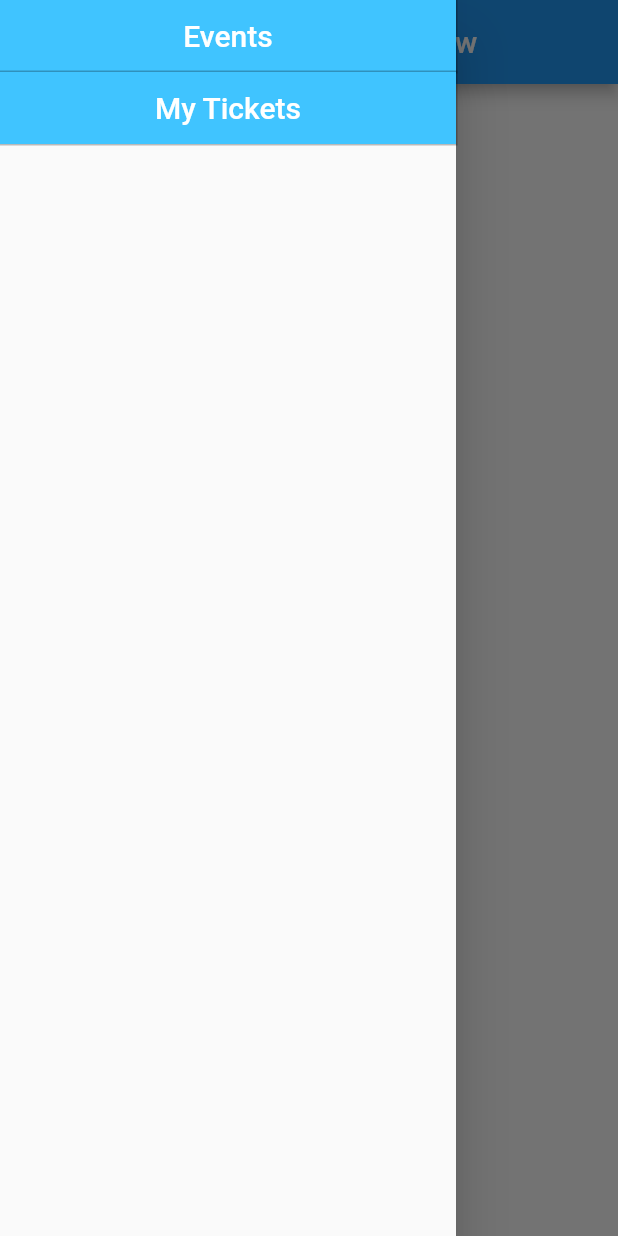
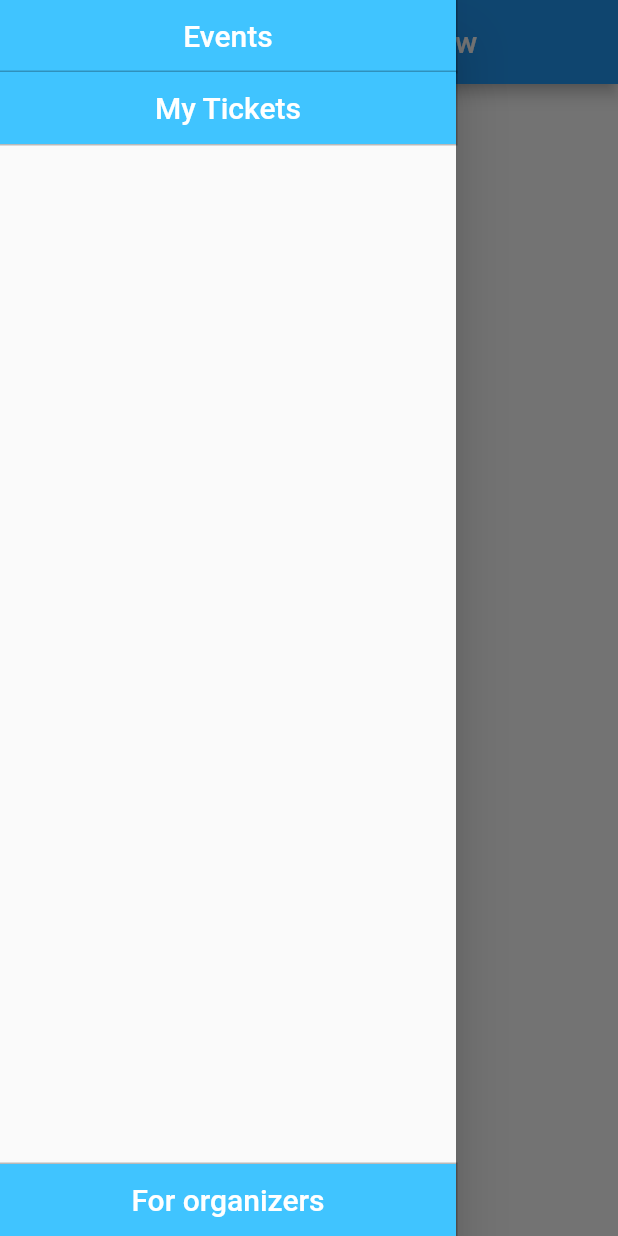
Before and after one commit to LindvedKrvang/UngcampSignup, a Flutter app: the Events screen opened by its route, with the side drawer open, on a phone screen of 412 x 824 dp. Run offline on Flutter 3.47's test engine with Material 2 defaults, Android fonts, the phone set to English and light mode, and no system bars; our stand-ins replace firebase_auth, firebase_core; accounts and stored records are empty.

Commit message:
Able to log in as an Organizer

```diff
--- a/lib/models/routes.dart
+++ b/lib/models/routes.dart
@@ -1,13 +1,15 @@
-import 'package:flutter/material.dart';
 import 'package:ungcamp_signup/screens/events_screen.dart';
 import 'package:ungcamp_signup/screens/my-tickets.dart';
+import 'package:ungcamp_signup/screens/organizer-login-screen.dart';
 
 var routes = {
   kHomeRoute: (context) => Events(),
   kEventsRoute: (context) => Events(),
   kMyTicketsRoute: (context) => MyTickets(),
+  kOrganizerLoginRoute: (context) => OrganizerLogin(),
 };
 
 const kHomeRoute = '/';
 const kEventsRoute = '/events';
 const kMyTicketsRoute = '/myTickets';
+const kOrganizerLoginRoute = '/organizer/login';
--- a/lib/screens/events_screen.dart
+++ b/lib/screens/events_screen.dart
@@ -1,4 +1,6 @@
+import 'package:firebase_auth/firebase_auth.dart';
 import 'package:flutter/material.dart';
+import 'package:ungcamp_signup/models/auth-details.dart';
 import 'package:ungcamp_signup/screens/sidebar-drawer.dart';
 
 class Events extends StatefulWidget {
@@ -9,6 +11,22 @@ class Events extends StatefulWidget {
 }
 
 class _EventsState extends State<Events> {
+
+  final _auth = FirebaseAuth.instance;
+
+  @override
+  void initState() {
+    super.initState();
+    var currentUser = _auth.currentUser;
+    if (currentUser == null) {
+      _auth.signInWithEmailAndPassword(
+          email: kAnonymousUserEmail,
+          password: kAnonymousUserPassword
+      );
+      print(_auth.currentUser);
+    }
+  }
+
   @override
   Widget build(BuildContext context) {
     return Scaffold(
--- a/lib/screens/sidebar-drawer.dart
+++ b/lib/screens/sidebar-drawer.dart
@@ -19,6 +19,13 @@ class SidebarDrawer extends StatelessWidget {
               title: 'My Tickets',
               navigateToRoute: kMyTicketsRoute,
             ),
+            Expanded(
+              child: Container(),
+            ),
+            SidebarButton(
+              title: 'For organizers',
+              navigateToRoute: kOrganizerLoginRoute,
+            )
           ],
         ),
       ),
--- a/pubspec.yaml
+++ b/pubspec.yaml
@@ -30,6 +30,7 @@ dependencies:
   cupertino_icons: ^1.0.2
   firebase_core: ^1.1.0
   firebase_database: ^6.1.2
+  firebase_auth: ^1.1.3
 
 dev_dependencies:
   flutter_test:
```
Also changed, not shown: lib/screens/organizer-login-screen.dart (added, +127 -0 lines), pubspec.lock, 1 other file.
